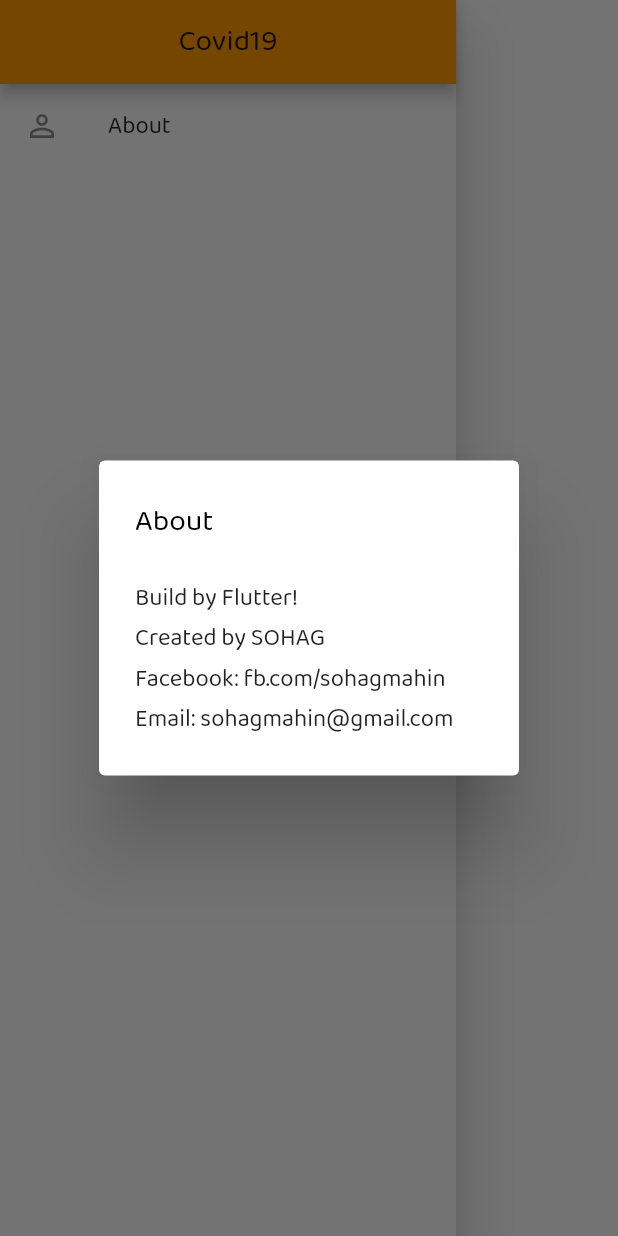
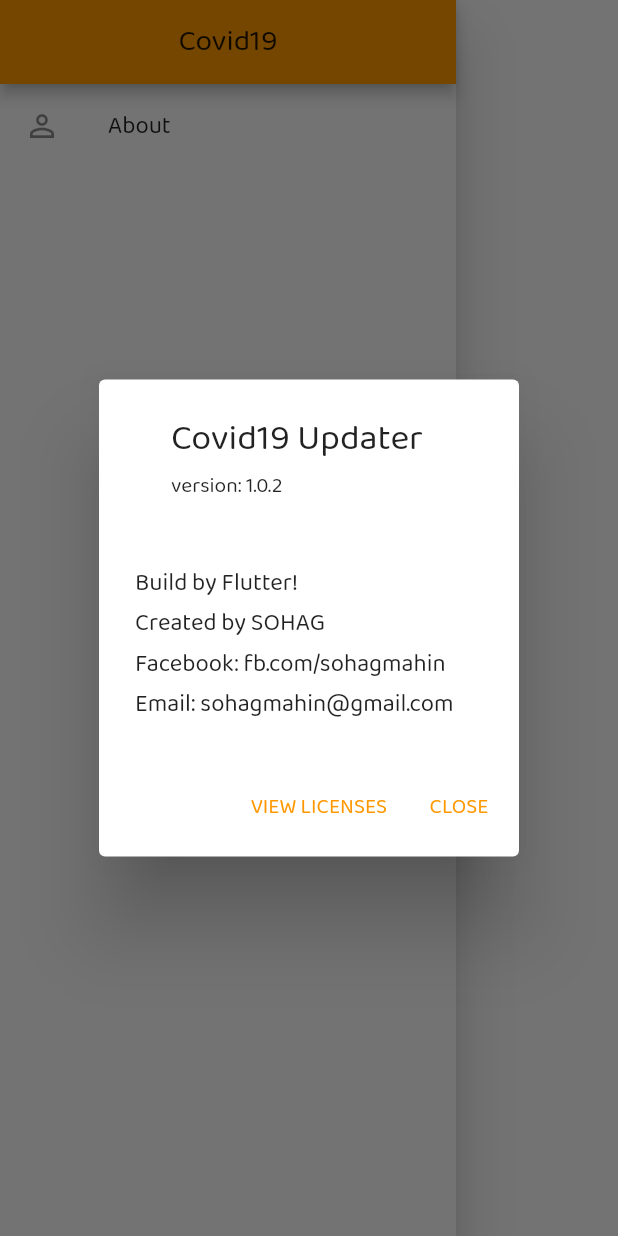
Before and after one commit to sohagmahin/covid19_update, a Flutter app: the AppDrawer widget shown alone on an empty page, opened directly, after a tap on "About", on a phone screen of 412 x 824 dp. Run offline on Flutter 3.47's test engine with Material 2 defaults, Android fonts, the phone set to English and light mode, and no system bars; our stand-ins replace animated_text_kit, fl_chart, pull_to_refresh, shared_preferences; accounts and stored records are empty; network calls fail; statements that could not run were skipped.

Commit message:
Used "AboutDialog" instead of "AlertDialog".

```diff
--- a/lib/main.dart
+++ b/lib/main.dart
@@ -23,7 +23,7 @@ class MyApp extends StatelessWidget {
           builder: (context, themeModel, ch) {
             return MaterialApp(
               debugShowCheckedModeBanner: false,
-              title: 'Coronavirus Update!',
+              title: 'Covid19 Updater!',
               theme: themeModel.getTheme,
               home: ch,
             );
--- a/lib/widgets/app_drawer.dart
+++ b/lib/widgets/app_drawer.dart
@@ -1,4 +1,5 @@
 import 'package:flutter/material.dart';
+
 class AppDrawer extends StatelessWidget {
   @override
   Widget build(BuildContext context) {
@@ -15,14 +16,18 @@ class AppDrawer extends StatelessWidget {
             title: Text('About'),
             onTap: () {
               showDialog(
-                  context: context,
-                  builder: (context) {
-                    return AlertDialog(
-                      title: Text('About'),
-                      content: Text(
+                context: context,
+                builder: (context) {
+                  return AboutDialog(
+                    applicationName: 'Covid19 Updater',
+                    applicationVersion: 'version: 1.0.2',
+                    children: <Widget>[
+                      Text(
                           'Build by Flutter!\nCreated by SOHAG\nFacebook: fb.com/sohagmahin\nEmail: sohagmahin@gmail.com'),
-                    );
-                  });
+                    ],
+                  );
+                },
+              );
             },
           ),
         ],
--- a/pubspec.yaml
+++ b/pubspec.yaml
@@ -11,7 +11,7 @@ description: Covid 19 tracker application
 # In iOS, build-name is used as CFBundleShortVersionString while build-number used as CFBundleVersion.
 # Read more about iOS versioning at
 # https://developer.apple.com/library/archive/documentation/General/Reference/InfoPlistKeyReference/Articles/CoreFoundationKeys.html
-version: 1.0.0+1
+version: 1.0.0+2
 
 environment:
   sdk: ">=2.1.0 <3.0.0"
```
